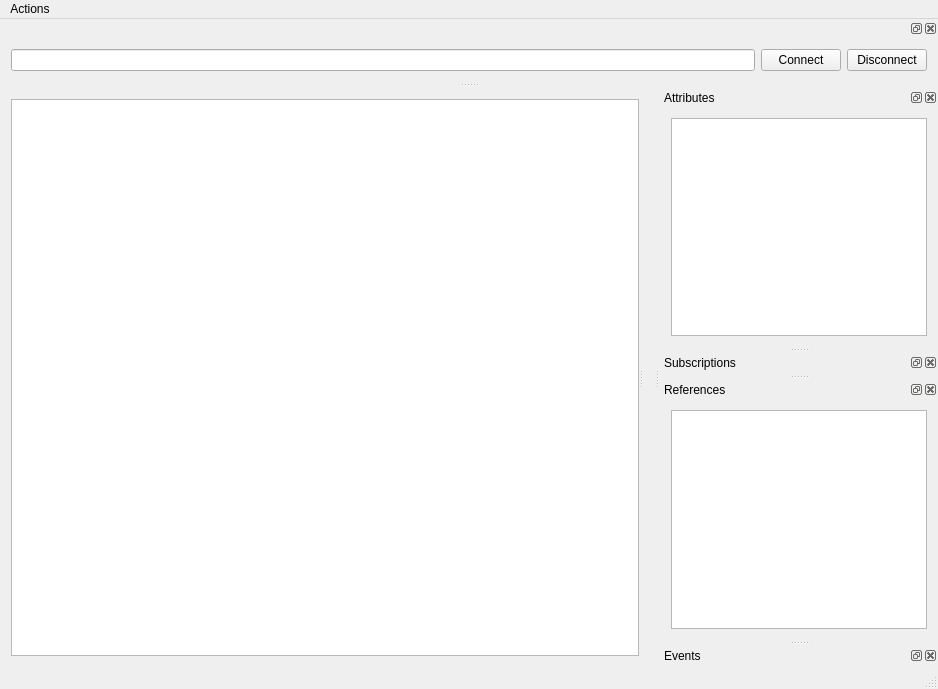
This is mainwindow_ui.ui in FreeOpcUa/opcua-client-gui as Qt 5 draws it before an edit. The edited form follows.
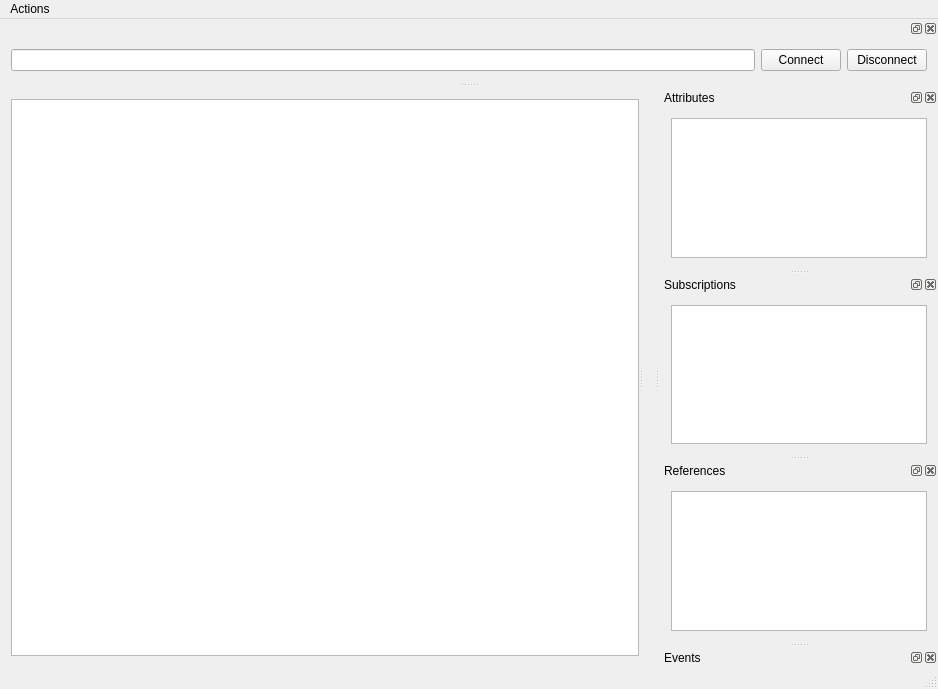
This is the edited form.

Commit message: subscribing works, UI still need improvments

The edit to the form file:
```diff
--- a/mainwindow_ui.ui
+++ b/mainwindow_ui.ui
@@ -104,7 +104,13 @@
    <attribute name="dockWidgetArea">
     <number>2</number>
    </attribute>
-   <widget class="QWidget" name="dockWidgetContents_3"/>
+   <widget class="QWidget" name="dockWidgetContents_3">
+    <layout class="QGridLayout" name="gridLayout_3">
+     <item row="0" column="0">
+      <widget class="QTableView" name="subView"/>
+     </item>
+    </layout>
+   </widget>
   </widget>
   <widget class="QDockWidget" name="refDockWidget">
    <property name="windowTitle">
```
Left out of the diff: 18 changed lines with no effect on the pictures. The commit also changes 2 other files.
